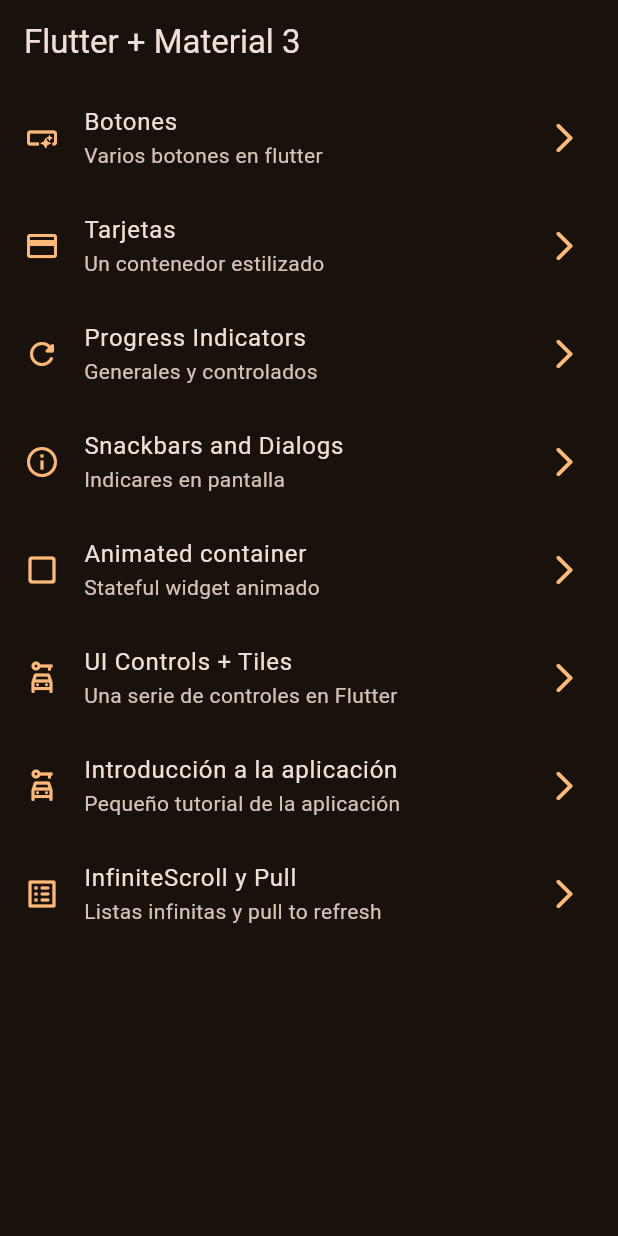
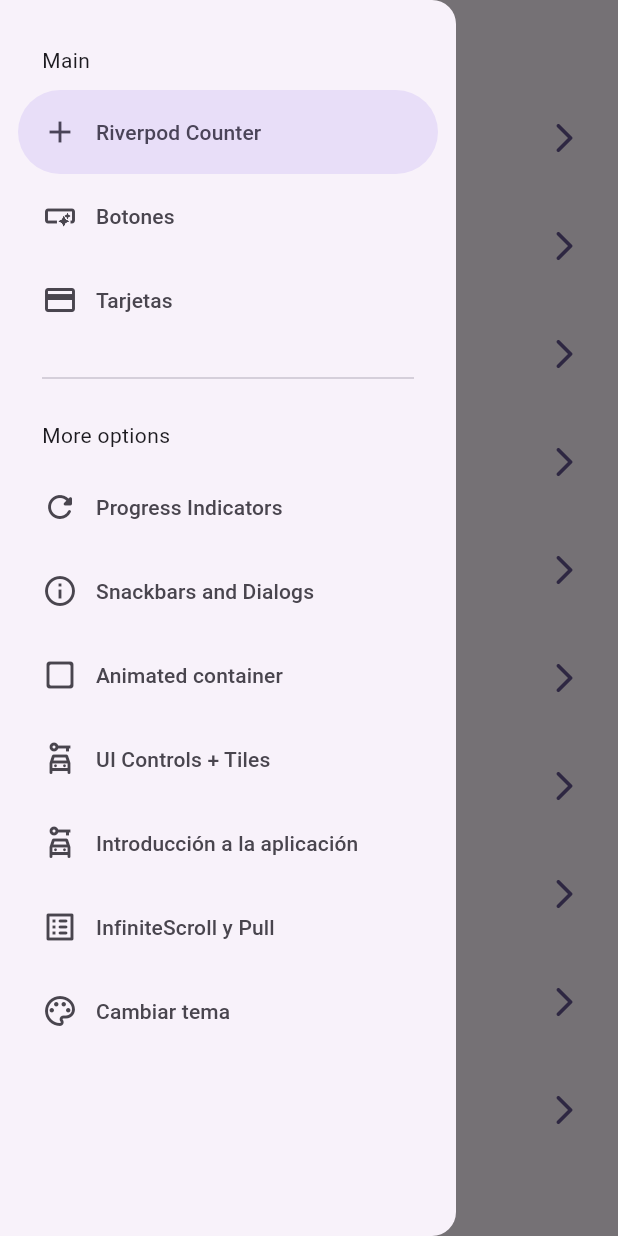
Before and after one commit to rinoaheartili/widgetsapp, a Flutter app: the screen it shows after launch, with the side drawer open (before the commit the screen has no drawer), on a phone screen of 412 x 824 dp. Run offline on Flutter 3.47's test engine with Material 3 defaults, Android fonts, the phone set to English and light mode, and no system bars; our stand-ins replace animate_do, flutter_riverpod, go_router.

Commit message:
Riverpod

```diff
--- a/lib/config/config/app_theme.dart
+++ b/lib/config/config/app_theme.dart
@@ -15,19 +15,29 @@ const colorList = <Color> [
 class AppTheme
 {
   final int selectedColor;
+  final bool isDarkmode;
 
   AppTheme({
-    this.selectedColor = 0
+    this.selectedColor = 0,
+    this.isDarkmode = false,
   }): assert (selectedColor >= 0, 'Selected color must ber greater then 0'),
       assert (selectedColor < colorList.length, 'Selected color must be less or equal than ${colorList.length - 1}');
 
   ThemeData getTheme() => ThemeData
   (
-      useMaterial3: true,
-      colorSchemeSeed: colorList[selectedColor],
-      appBarTheme: AppBarTheme(
-        centerTitle: false
-      ),
-      brightness: Brightness.dark
+    useMaterial3: true,
+    brightness: isDarkmode ? Brightness.dark : Brightness.light,
+    colorSchemeSeed: colorList[selectedColor],
+    appBarTheme: AppBarTheme(
+      centerTitle: false
+    ),
+  );
+
+  AppTheme copyWith({
+    int? selectedColor,
+    bool? isDarkmode
+  }) => AppTheme(
+    selectedColor: selectedColor ?? this.selectedColor,
+    isDarkmode: isDarkmode ?? this.isDarkmode,
   );
 }
--- a/lib/config/menu/menu_items.dart
+++ b/lib/config/menu/menu_items.dart
@@ -17,6 +17,13 @@ class MenuItems
 }
 
 const appMenuItem = <MenuItems> [
+  MenuItems(
+    title: 'Riverpod Counter',
+    subTitle: 'Introducción a riverpod',
+    link: '/counter-riverpod',
+    icon: Icons.add
+  ),
+
   MenuItems(
     title: 'Botones',
     subTitle: 'Varios botones en flutter',
@@ -73,4 +80,11 @@ const appMenuItem = <MenuItems> [
     icon: Icons.list_alt_rounded
   ),
 
+  MenuItems(
+    title: 'Cambiar tema',
+    subTitle: 'Cambiar tema de la aplicación',
+    link: '/theme-changer',
+    icon: Icons.color_lens_outlined
+  ),
+
 ];
--- a/lib/config/router/app_router.dart
+++ b/lib/config/router/app_router.dart
@@ -58,5 +58,17 @@ final appRouter = GoRouter(
       name: InfiniteScrollScreen.name,
       builder: (context, state) => const InfiniteScrollScreen(),
     ),
+
+    GoRoute(
+      path: '/counter-riverpod',
+      name: CounterScreen.name,
+      builder: (context, state) => const CounterScreen(),
+    ),
+
+    GoRoute(
+      path: '/theme-changer',
+      name: ThemeChangerScreen.name,
+      builder: (context, state) => const ThemeChangerScreen(),
+    ),
   ],
 );
--- a/lib/main.dart
+++ b/lib/main.dart
@@ -1,21 +1,31 @@
 import 'package:flutter/material.dart';
+import 'package:flutter_riverpod/flutter_riverpod.dart';
 import 'package:widgetsapp/config/config/app_theme.dart';
 import 'package:widgetsapp/config/router/app_router.dart';
+import 'package:widgetsapp/presentation/providers/theme_provider.dart';
 
 void main() {
-  runApp(const MainApp());
+  runApp(
+    const ProviderScope(
+      child: MainApp()
+    )
+  );
 }
 
-class MainApp extends StatelessWidget {
+class MainApp extends ConsumerWidget {
   const MainApp({super.key});
 
   @override
-  Widget build(BuildContext context) {
+  Widget build(BuildContext context, ref)
+  {
+    //final isDarkmode = ref.watch(isDarkmodeProvider);
+    //final selectedColor = ref.watch(selectedColorProvider);
+    final AppTheme appTheme = ref.watch(themeNotifierProvider);
     return MaterialApp.router(
       title: 'Flutter Widgets',
       routerConfig: appRouter,
       debugShowCheckedModeBanner: false,
-      theme: AppTheme(selectedColor: 5).getTheme(),
+      theme: appTheme.getTheme(),
 
     );
   }
--- /dev/null
+++ b/lib/presentation/providers/counter_provider.dart
@@ -0,0 +1,5 @@
+
+
+import 'package:flutter_riverpod/flutter_riverpod.dart';
+
+final counterProvider = StateProvider<int>((ref) => 5);
--- /dev/null
+++ b/lib/presentation/providers/theme_provider.dart
@@ -0,0 +1,33 @@
+import 'package:flutter_riverpod/flutter_riverpod.dart';
+import 'package:widgetsapp/config/config/app_theme.dart';
+
+//Listado de colores inmutables
+final colorListProvider = Provider((ref) => colorList);
+
+//Un simple boolean
+final isDarkmodeProvider = StateProvider((ref)=>false);
+
+//Un simple int
+final selectedColorProvider = StateProvider((ref) =>0);
+
+//Un objeto del tipo AppTheme(custom)
+final themeNotifierProvider = StateNotifierProvider<ThemeNotifier, AppTheme>
+((ref) => ThemeNotifier());
+
+//Controller o Notifier
+class ThemeNotifier extends StateNotifier<AppTheme>
+{
+  //STATE = Estado = new AppTheme();
+  ThemeNotifier(): super(AppTheme());
+
+  void toggleDarkmode()
+  {
+    state = state.copyWith(isDarkmode: !state.isDarkmode);
+  }
+
+  void changeColorIndex(int colorIndex)
+  {
+    state = state.copyWith(selectedColor: colorIndex);
+  }
+
+}
--- a/lib/presentation/screen/home/home_screen.dart
+++ b/lib/presentation/screen/home/home_screen.dart
@@ -1,6 +1,7 @@
 import 'package:flutter/material.dart';
 import 'package:go_router/go_router.dart';
 import 'package:widgetsapp/config/menu/menu_items.dart';
+import 'package:widgetsapp/presentation/screen/widgets/side_menu.dart';
 
 class HomeScreen extends StatelessWidget
 {
@@ -13,11 +14,14 @@ class HomeScreen extends StatelessWidget
   @override
   Widget build(BuildContext context)
   {
+    final scaffoldKey = GlobalKey<ScaffoldState>();
     return Scaffold(
+      key: scaffoldKey,
       appBar: AppBar(
         title: const Text('Flutter + Material 3'),
       ),
-      body: _HomeView(),
+      body: const _HomeView(),
+      drawer: SideMenu(scaffoldKey: scaffoldKey,),
     );
   }
 
--- a/lib/presentation/screen/screen.dart
+++ b/lib/presentation/screen/screen.dart
@@ -1,3 +1,4 @@
+export 'package:widgetsapp/presentation/screen/ui_controls/theme_changer/theme_changer_screen.dart';
 export 'package:widgetsapp/presentation/screen/animated/animated_screen.dart';
 export 'package:widgetsapp/presentation/screen/app_tutorial/app_tutorial_screen.dart';
 export 'package:widgetsapp/presentation/screen/infinite_scroll/infinite_scroll_screen.dart';
@@ -7,3 +8,4 @@ export 'package:widgetsapp/presentation/screen/ui_controls/ui_controls_screen.da
 export 'package:widgetsapp/presentation/screen/buttons/buttons_screen.dart';
 export 'package:widgetsapp/presentation/screen/cards/cards_screen.dart';
 export 'package:widgetsapp/presentation/screen/home/home_screen.dart';
+export 'package:widgetsapp/presentation/screen/counter/counter_screen.dart';
--- /dev/null
+++ b/lib/presentation/screen/widgets/side_menu.dart
@@ -0,0 +1,70 @@
+import 'package:flutter/material.dart';
+import 'package:go_router/go_router.dart';
+import 'package:widgetsapp/config/menu/menu_items.dart';
+
+class SideMenu extends StatefulWidget
+{
+  final GlobalKey<ScaffoldState> scaffoldKey;
+  const SideMenu({
+    super.key,
+    required this.scaffoldKey
+  });
+
+  @override
+  State<SideMenu> createState() => _SideMenuState();
+}
+
+class _SideMenuState extends State<SideMenu> {
+  int navDrawerIndex = 0;
+  @override
+  Widget build(BuildContext context)
+  {
+    final hasNotch = MediaQuery.of(context).viewPadding.top > 35;
+
+    return NavigationDrawer(
+      selectedIndex: navDrawerIndex,
+      onDestinationSelected: (value){
+
+        setState(() {
+          navDrawerIndex = value;
+        });
+
+        final menuItem = appMenuItem[value];
+        context.push(menuItem.link);
+        widget.scaffoldKey.currentState?.closeDrawer();
+      },
+      children: [
+        Padding(
+          padding: EdgeInsets.fromLTRB(28, hasNotch ? 10 : 30, 16, 10),
+          child: const Text('Main'),
+        ),
+
+        ...appMenuItem
+          .sublist(0,3)
+          .map((item) => NavigationDrawerDestination(
+          icon: Icon(item.icon),
+          label: Text(item.title),
+          ),
+        ),
+
+        Padding(
+          padding: const EdgeInsets.fromLTRB(28, 16, 28, 10),
+          child: Divider(),
+        ),
+
+        const Padding(
+          padding: EdgeInsets.fromLTRB(28, 10, 16, 10),
+          child: Text('More options'),
+        ),
+
+        ...appMenuItem
+          .sublist(3)
+          .map((item) => NavigationDrawerDestination(
+          icon: Icon(item.icon),
+          label: Text(item.title),
+          ),
+        ),
+      ]
+    );
+  }
+}
--- a/pubspec.yaml
+++ b/pubspec.yaml
@@ -10,6 +10,7 @@ dependencies:
   animate_do: ^3.0.2
   flutter:
     sdk: flutter
+  flutter_riverpod: ^2.6.1
   go_router: ^14.8.1
   intl: ^0.20.2
 
```
Also changed, not shown: lib/presentation/screen/counter/counter_screen.dart (added, +73 -0 lines), lib/presentation/screen/ui_controls/theme_changer/theme_changer_screen.dart (added, +62 -0 lines), pubspec.lock.
